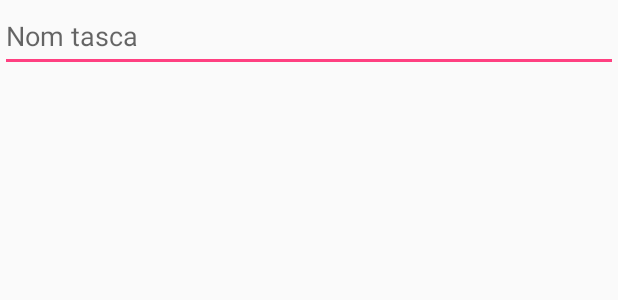
After one commit to AlvaradoAdam15/ToDoAndroid, an Android app: the layout formAddTask.xml on its own in the app's theme, with its tools: preview values and no code run, on a phone screen of 412 x 824 dp. The commit adds this screen. Shown: the top 300 px of the screen. Run offline under Robolectric (Android 15) with nearby library versions, the phone set to English and light mode, and no system bars.

Commit message:
Add form add task (not finished)

```diff
--- a/app/src/main/res/layout/app_bar_main.xml
+++ b/app/src/main/res/layout/app_bar_main.xml
@@ -20,6 +20,7 @@
     <android.support.design.widget.FloatingActionButton android:id="@+id/fab"
         android:layout_width="wrap_content" android:layout_height="wrap_content"
         android:layout_gravity="bottom|end" android:layout_margin="@dimen/fab_margin"
-        android:src="@android:drawable/ic_dialog_email" />
+        android:src="@android:drawable/ic_input_add"
+        android:onClick="showAddForm"/>
 
 </android.support.design.widget.CoordinatorLayout>
--- /dev/null
+++ b/app/src/main/res/layout/formAddTask.xml
@@ -0,0 +1,16 @@
+<?xml version="1.0" encoding="utf-8"?>
+<LinearLayout xmlns:android="http://schemas.android.com/apk/res/android"
+    android:id="@+id/addtaskdialog"
+    android:orientation="vertical" android:layout_width="fill_parent"
+    android:layout_height="match_parent"
+    android:weightSum="1">
+
+    <EditText
+        android:id="@+id/task_tittle"
+        android:layout_width="match_parent"
+        android:layout_height="48dp"
+        android:inputType="textCapSentences"
+        android:maxLines="1"
+        android:hint="Nom tasca"/>
+
+</LinearLayout>
--- a/build.gradle
+++ b/build.gradle
@@ -21,3 +21,7 @@ allprojects {
 task clean(type: Delete) {
     delete rootProject.buildDir
 }
+
+repositories {
+    maven { url "https://jitpack.io" }
+}
```
Also changed, not shown: app/build.gradle (+7 -0 lines), app/src/main/java/com/iesebre/dam2/adam/todos/MainActivity.java (+29 -9 lines), 1 other file.
